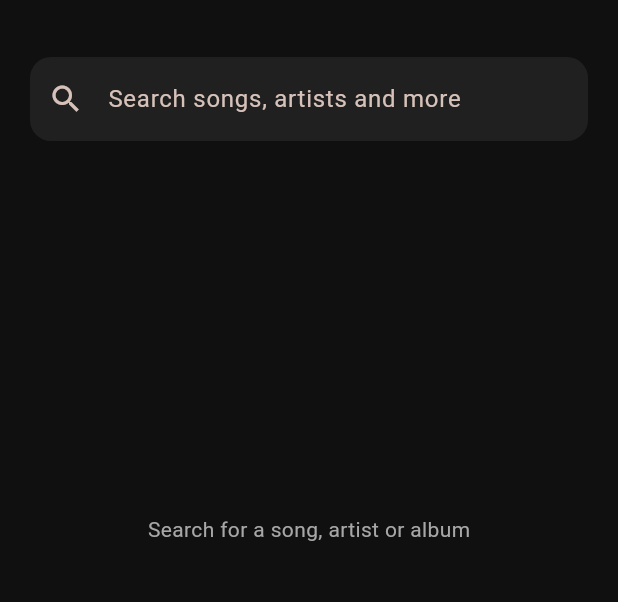
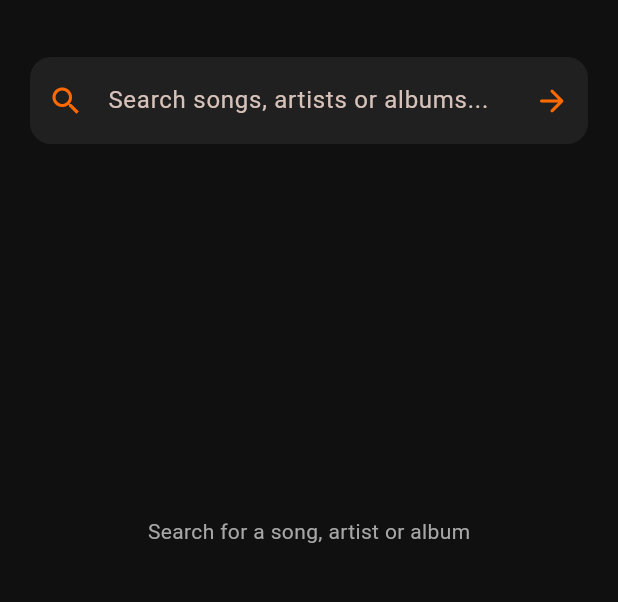
Before and after one commit to netlifynetwork/netlifymusic, a Flutter app: the screen it shows after launch, item 2 of the bottom bar chosen, on a phone screen of 412 x 824 dp, the part 78-680 px from its top. Run offline on Flutter 3.47's test engine with Material 3 defaults, Android fonts, the phone set to English and light mode, and no system bars; our stand-ins replace package_info_plus; missing offline and left inert: youtube_player; network calls fail; Roboto replaces fonts that are missing (Arial).

Commit message:
Make Netlify Music search-only

```diff
--- a/lib/main.dart
+++ b/lib/main.dart
@@ -1,4 +1,3 @@
-import 'dart:async';
 import 'dart:convert';
 
 import 'package:flutter/material.dart';
@@ -73,8 +72,6 @@ class MusicHome extends StatefulWidget {
 class _MusicHomeState extends State<MusicHome> {
   int page = 0;
   String query = '';
-  String greeting = 'Good afternoon';
-  Timer? _searchDebounce;
   final TextEditingController _mobileSearchController = TextEditingController();
   bool _searchLoading = false;
   bool _checkingUpdates = false;
@@ -84,10 +81,7 @@ class _MusicHomeState extends State<MusicHome> {
   String? _updateError;
   String? _searchError;
   List<YouTubeVideo> _youtubeResults = [];
-  List<YouTubeVideo> _homeResults = [];
   final List<YouTubeVideo> _recentVideos = [];
-  bool _homeLoading = true;
-  String _homeCategory = 'Sinhala';
   YoutubePlayerController? _youtubeController;
   YouTubeVideo? _currentVideo;
   static const String _searchEndpoint =
@@ -100,7 +94,6 @@ class _MusicHomeState extends State<MusicHome> {
     super.initState();
     WidgetsBinding.instance.addPostFrameCallback((_) {
       _checkForUpdates(showDialogIfAvailable: true);
-      _loadHomeMusic('Sinhala new songs');
     });
   }
 
@@ -206,20 +199,21 @@ class _MusicHomeState extends State<MusicHome> {
   void _onSearchChanged(String value) {
     setState(() {
       query = value;
-      page = 1;
       _searchError = null;
-    });
-    _searchDebounce?.cancel();
-    if (value.trim().length < 2) {
-      setState(() {
       _youtubeResults = [];
       _searchLoading = false;
     });
+  }
+
+  void _submitSearch() {
+    final value = query.trim();
+    if (value.length < 2) {
+      setState(() => _searchError = 'Enter at least 2 characters to search.');
       return;
     }
-    _searchDebounce = Timer(const Duration(milliseconds: 500), () {
-      _searchYoutube(value.trim());
-    });
+    FocusManager.instance.primaryFocus?.unfocus();
+    setState(() => page = 1);
+    _searchYoutube(value);
   }
 
   Future<List<YouTubeVideo>> _fetchYoutubeVideos(String value) async {
@@ -234,29 +228,6 @@ class _MusicHomeState extends State<MusicHome> {
         .map(YouTubeVideo.fromJson)
         .where((video) => video.videoId.isNotEmpty)
         .toList();
-  }
-
-  Future<void> _loadHomeMusic(String value) async {
-    setState(() => _homeLoading = true);
-    try {
-      final results = await _fetchYoutubeVideos(value);
-      if (!mounted) return;
-      setState(() {
-        _homeResults = results;
-        _homeLoading = false;
-      });
-    } catch (_) {
-      if (!mounted) return;
-      setState(() => _homeLoading = false);
-    }
-  }
-
-  void _selectHomeCategory(String category, String searchTerm) {
-    setState(() {
-      _homeCategory = category;
-      page = 0;
-    });
-    _loadHomeMusic(searchTerm);
   }
 
   Future<void> _searchYoutube(String value) async {
@@ -300,7 +271,6 @@ class _MusicHomeState extends State<MusicHome> {
 
   @override
   void dispose() {
-    _searchDebounce?.cancel();
     _mobileSearchController.dispose();
     _youtubeController?.close();
     super.dispose();
@@ -401,12 +371,6 @@ class _MusicHomeState extends State<MusicHome> {
         IconButton(onPressed: () {}, icon: const Icon(Icons.chevron_right, color: muted)),
         const Spacer(),
       ],
-      if (wide) ...[
-        Container(width: 220, height: 40, decoration: BoxDecoration(color: card, borderRadius: BorderRadius.circular(30)),
-          child: TextField(onChanged: _onSearchChanged,
-            decoration: const InputDecoration(hintText: 'Search music...', prefixIcon: Icon(Icons.search, size: 20), border: InputBorder.none, contentPadding: EdgeInsets.only(top: 9)))),
-        const SizedBox(width: 18),
-      ],
       IconButton(
         tooltip: 'Check for updates',
         onPressed: _checkingUpdates ? null : () => _checkForUpdates().then((_) => _showUpdateDialog()),
@@ -419,92 +383,66 @@ class _MusicHomeState extends State<MusicHome> {
   );
 
   Widget _content(bool wide) {
+    if (page == 2) return _library(wide);
+
     if (page == 1) {
       return Padding(
         padding: const EdgeInsets.all(20),
         child: Column(
           children: [
-            if (!wide)
-              TextField(
-                onChanged: _onSearchChanged,
-                controller: _mobileSearchController,
-                decoration: InputDecoration(
-                  hintText: 'Search songs, artists and more',
-                  prefixIcon: const Icon(Icons.search),
-                  filled: true,
-                  fillColor: card,
-                  border: OutlineInputBorder(
-                    borderRadius: BorderRadius.circular(14),
-                    borderSide: BorderSide.none,
-                  ),
-                ),
-              ),
+            _searchField(),
             const SizedBox(height: 18),
             Expanded(child: _youtubeSearchResults()),
           ],
         ),
       );
     }
-    if (page == 2) return _library(wide);
-    return SingleChildScrollView(
-      padding: EdgeInsets.fromLTRB(wide ? 28 : 18, 12, wide ? 28 : 18, 28),
+
+    return Center(
+      child: SingleChildScrollView(
+        padding: const EdgeInsets.all(24),
+        child: ConstrainedBox(
+          constraints: const BoxConstraints(maxWidth: 620),
           child: Column(
+            mainAxisAlignment: MainAxisAlignment.center,
             crossAxisAlignment: CrossAxisAlignment.start,
             children: [
-          Text(greeting, style: const TextStyle(color: muted, fontSize: 13, fontWeight: FontWeight.w600)),
-          const SizedBox(height: 8),
-          const Text('Your soundtrack starts here.', style: TextStyle(fontSize: 29, fontWeight: FontWeight.w900, letterSpacing: -1.1)),
-          const SizedBox(height: 23),
-          _hero(wide),
+              const Text('NETLIFY MUSIC', style: TextStyle(color: orange, fontSize: 11, fontWeight: FontWeight.w800, letterSpacing: 2)),
+              const SizedBox(height: 12),
+              const Text('Find the music\nyou love.', style: TextStyle(fontSize: 42, height: 1.05, fontWeight: FontWeight.w900, letterSpacing: -1.5)),
+              const SizedBox(height: 12),
+              const Text('Search for any song, artist or album.', style: TextStyle(color: muted, fontSize: 15)),
               const SizedBox(height: 26),
-          const Text('Explore music', style: TextStyle(fontSize: 20, fontWeight: FontWeight.w800)),
-          const SizedBox(height: 13),
-          Wrap(
-            spacing: 8,
-            runSpacing: 8,
-            children: [
-              _categoryChip('Sinhala', 'Sinhala new songs'),
-              _categoryChip('English', 'English hit songs'),
-              _categoryChip('Hindi', 'Hindi hit songs'),
-              _categoryChip('Tamil', 'Tamil hit songs'),
-              _categoryChip('Trending', 'trending music worldwide'),
+              _searchField(),
             ],
           ),
-          const SizedBox(height: 25),
-          Row(children: [
-            Expanded(child: Text('$_homeCategory music', style: const TextStyle(fontSize: 20, fontWeight: FontWeight.w800))),
-            if (_homeLoading) const SizedBox(width: 16, height: 16, child: CircularProgressIndicator(strokeWidth: 2, color: orange)),
-          ]),
-          const SizedBox(height: 14),
-          if (_homeLoading)
-            const Padding(padding: EdgeInsets.all(28), child: Center(child: CircularProgressIndicator(color: orange)))
-          else if (_homeResults.isEmpty)
-            const Padding(padding: EdgeInsets.all(20), child: Text('Music could not be loaded. Check your connection and try another category.', style: TextStyle(color: muted)))
-          else
-            _videoGrid(_homeResults, wide),
-          if (_recentVideos.isNotEmpty) ...[
-            const SizedBox(height: 28),
-            const Text('Recently played', style: TextStyle(fontSize: 20, fontWeight: FontWeight.w800)),
-            const SizedBox(height: 12),
-            _videoList(_recentVideos.take(5).toList()),
-          ],
-        ],
+        ),
       ),
     );
   }
 
-  Widget _categoryChip(String label, String term) {
-    final active = _homeCategory == label;
-    return ChoiceChip(
-      label: Text(label),
-      selected: active,
-      onSelected: (_) => _selectHomeCategory(label, term),
-      selectedColor: orange.withValues(alpha: .22),
-      backgroundColor: card,
-      side: BorderSide(color: active ? orange : Colors.transparent),
-      labelStyle: TextStyle(color: active ? Colors.white : muted, fontWeight: FontWeight.w700),
+  Widget _searchField() => TextField(
+    controller: _mobileSearchController,
+    onChanged: _onSearchChanged,
+    onSubmitted: (_) => _submitSearch(),
+    textInputAction: TextInputAction.search,
+    decoration: InputDecoration(
+      hintText: 'Search songs, artists or albums...',
+      prefixIcon: const Icon(Icons.search, color: orange),
+      suffixIcon: IconButton(
+        tooltip: 'Search',
+        onPressed: _submitSearch,
+        icon: const Icon(Icons.arrow_forward_rounded, color: orange),
+      ),
+      filled: true,
+      fillColor: card,
+      contentPadding: const EdgeInsets.symmetric(vertical: 17),
+      border: OutlineInputBorder(
+        borderRadius: BorderRadius.circular(14),
+        borderSide: BorderSide.none,
+      ),
+    ),
   );
-  }
 
   Widget _videoGrid(List<YouTubeVideo> videos, bool wide) {
     final count = wide ? 3 : 2;
@@ -701,32 +639,6 @@ class _MusicHomeState extends State<MusicHome> {
     );
   }
 
-  Widget _hero(bool wide) => Container(
-    width: double.infinity, padding: const EdgeInsets.all(24),
-    decoration: BoxDecoration(
-      borderRadius: BorderRadius.circular(18),
-      gradient: const LinearGradient(begin: Alignment.topLeft, end: Alignment.bottomRight, colors: [Color(0xFF783500), Color(0xFF321B0D), Color(0xFF20150F)]),
-    ),
-    child: Row(children: [
-      Expanded(child: Column(crossAxisAlignment: CrossAxisAlignment.start, children: [
-        Container(padding: const EdgeInsets.symmetric(horizontal: 9, vertical: 5), decoration: BoxDecoration(color: Colors.white.withValues(alpha: .13), borderRadius: BorderRadius.circular(20)),
-          child: const Text('NETLIFY PICK', style: TextStyle(fontSize: 9, letterSpacing: 1.5, fontWeight: FontWeight.w800))),
-        const SizedBox(height: 13),
-        const Text('Find your\nnext favourite.', style: TextStyle(fontSize: 28, height: 1.08, fontWeight: FontWeight.w900, letterSpacing: -.8)),
-        const SizedBox(height: 10),
-        const Text('A world of music, one place.', style: TextStyle(color: Color(0xFFE5C9B5), fontSize: 12)),
-        const SizedBox(height: 18),
-        FilledButton.icon(onPressed: () { setState(() => page = 1); _onSearchChanged('trending music'); }, style: FilledButton.styleFrom(backgroundColor: orange, foregroundColor: Colors.white),
-          icon: const Icon(Icons.play_arrow_rounded), label: const Text('Start listening')),
-      ])),
-      if (wide) ...[
-        const SizedBox(width: 18),
-        Container(width: 142, height: 142, decoration: BoxDecoration(color: orange.withValues(alpha: .18), shape: BoxShape.circle),
-          child: const Icon(Icons.graphic_eq_rounded, size: 88, color: Color(0xFFFFB27A))),
-      ],
-    ]),
-  );
-
   Widget _art(int i) {
     final colors = [const Color(0xFF6D3519), const Color(0xFF263A54), const Color(0xFF47305B), const Color(0xFF235247)];
     return Container(color: colors[i % colors.length], child: const Center(child: Icon(Icons.graphic_eq, color: Colors.white70, size: 48)));
```
Lines whose indentation alone changed are shown as unchanged.
